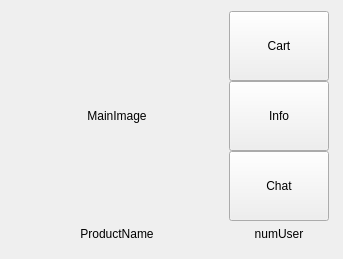
First picture: the form in src/views/user/product_widget.ui, repository ZIBA99/BlueButton_Client, before the edit.
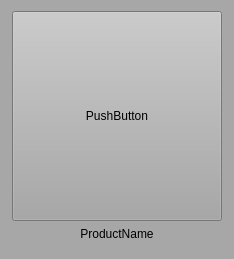
Second picture: the form after the edit. Custom widgets are drawn as their Qt base class.

Commit message: [User|Shop] 쇼핑몰 드래그 드롭 및 제품 일부 정보 불러오는 기능 완료

What changed in the file:
```diff
--- a/src/views/user/product_widget.ui
+++ b/src/views/user/product_widget.ui
@@ -6,10 +6,16 @@
    <rect>
     <x>0</x>
     <y>0</y>
-    <width>343</width>
+    <width>234</width>
     <height>259</height>
    </rect>
   </property>
+  <property name="sizePolicy">
+   <sizepolicy hsizetype="Fixed" vsizetype="Fixed">
+    <horstretch>0</horstretch>
+    <verstretch>0</verstretch>
+   </sizepolicy>
+  </property>
   <property name="maximumSize">
    <size>
     <width>16777215</width>
@@ -19,6 +25,9 @@
   <property name="windowTitle">
    <string>Form</string>
   </property>
+  <property name="styleSheet">
+   <string notr="true">background-color: rgb(167, 167, 167);</string>
+  </property>
   <layout class="QHBoxLayout" name="horizontalLayout">
    <item>
     <layout class="QVBoxLayout" name="verticalLayout_2">
@@ -26,30 +35,15 @@
       <number>0</number>
      </property>
      <item>
-      <widget class="QLabel" name="mainImage">
-       <property name="sizePolicy">
-        <sizepolicy hsizetype="Fixed" vsizetype="Fixed">
-         <horstretch>0</horstretch>
-         <verstretch>0</verstretch>
-        </sizepolicy>
-       </property>
+      <widget class="DoubleClickButton" name="pushButton_mainImage">
        <property name="minimumSize">
         <size>
          <width>210</width>
          <height>210</height>
         </size>
        </property>
-       <property name="maximumSize">
-        <size>
-         <width>210</width>
-         <height>210</height>
-        </size>
-       </property>
        <property name="text">
-        <string>MainImage</string>
-       </property>
-       <property name="alignment">
-        <set>Qt::AlignmentFlag::AlignCenter</set>
+        <string>PushButton</string>
        </property>
       </widget>
      </item>
@@ -83,121 +77,15 @@
      </item>
     </layout>
    </item>
-   <item>
-    <layout class="QVBoxLayout" name="verticalLayout">
-     <property name="spacing">
-      <number>0</number>
-     </property>
-     <property name="sizeConstraint">
-      <enum>QLayout::SizeConstraint::SetDefaultConstraint</enum>
-     </property>
-     <item>
-      <widget class="QPushButton" name="pushButton_cart">
-       <property name="sizePolicy">
-        <sizepolicy hsizetype="Fixed" vsizetype="Fixed">
-         <horstretch>0</horstretch>
-         <verstretch>0</verstretch>
-        </sizepolicy>
-       </property>
-       <property name="minimumSize">
-        <size>
-         <width>100</width>
-         <height>70</height>
-        </size>
-       </property>
-       <property name="maximumSize">
-        <size>
-         <width>100</width>
-         <height>70</height>
-        </size>
-       </property>
-       <property name="text">
-        <string>Cart</string>
-       </property>
-      </widget>
-     </item>
-     <item>
-      <widget class="QPushButton" name="pushButton_info">
-       <property name="sizePolicy">
-        <sizepolicy hsizetype="Fixed" vsizetype="Fixed">
-         <horstretch>0</horstretch>
-         <verstretch>0</verstretch>
-        </sizepolicy>
-       </property>
-       <property name="minimumSize">
-        <size>
-         <width>100</width>
-         <height>70</height>
-        </size>
-       </property>
-       <property name="maximumSize">
-        <size>
-         <width>100</width>
-         <height>70</height>
-        </size>
-       </property>
-       <property name="text">
-        <string>Info</string>
-       </property>
-      </widget>
-     </item>
-     <item>
-      <widget class="QPushButton" name="pushButton_chatroom">
-       <property name="sizePolicy">
-        <sizepolicy hsizetype="Fixed" vsizetype="Fixed">
-         <horstretch>0</horstretch>
-         <verstretch>0</verstretch>
-        </sizepolicy>
-       </property>
-       <property name="minimumSize">
-        <size>
-         <width>100</width>
-         <height>70</height>
-        </size>
-       </property>
-       <property name="maximumSize">
-        <size>
-         <width>100</width>
-         <height>70</height>
-        </size>
-       </property>
-       <property name="text">
-        <string>Chat</string>
-       </property>
-      </widget>
-     </item>
-     <item>
-      <widget class="QLabel" name="label_numUser">
-       <property name="sizePolicy">
-        <sizepolicy hsizetype="Fixed" vsizetype="Fixed">
-         <horstretch>0</horstretch>
-         <verstretch>0</verstretch>
-        </sizepolicy>
-       </property>
-       <property name="minimumSize">
-        <size>
-         <width>100</width>
-         <height>25</height>
-        </size>
-       </property>
-       <property name="maximumSize">
-        <size>
-         <width>100</width>
-         <height>25</height>
-        </size>
-       </property>
-       <property name="text">
-        <string>numUser</string>
-       </property>
-       <property name="alignment">
-        <set>Qt::AlignmentFlag::AlignCenter</set>
-       </property>
-      </widget>
-     </item>
-    </layout>
-   </item>
   </layout>
  </widget>
+ <customwidgets>
+  <customwidget>
+   <class>DoubleClickButton</class>
+   <extends>QPushButton</extends>
+   <header location="global">DoubleClickButton.h</header>
+  </customwidget>
+ </customwidgets>
  <resources/>
  <connections/>
 </ui>
```
The commit also changes 17 other files.
